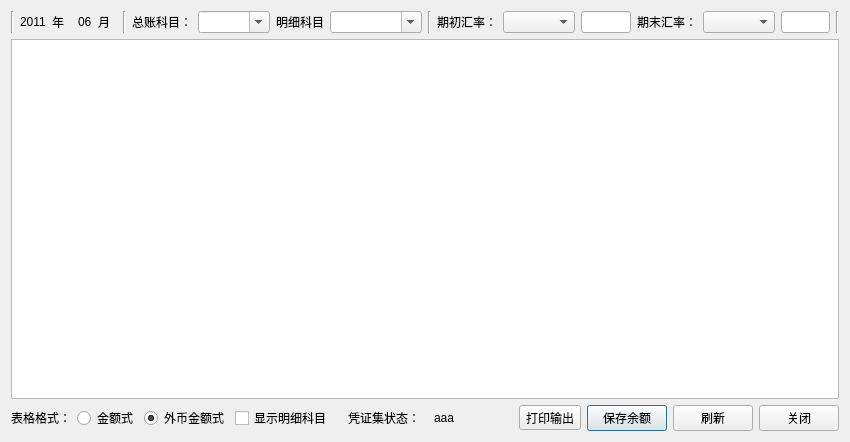
The window that forms/curstatdialog.ui (wangkungit5905/PzAssistant) describes before a commit, drawn with Qt 5.
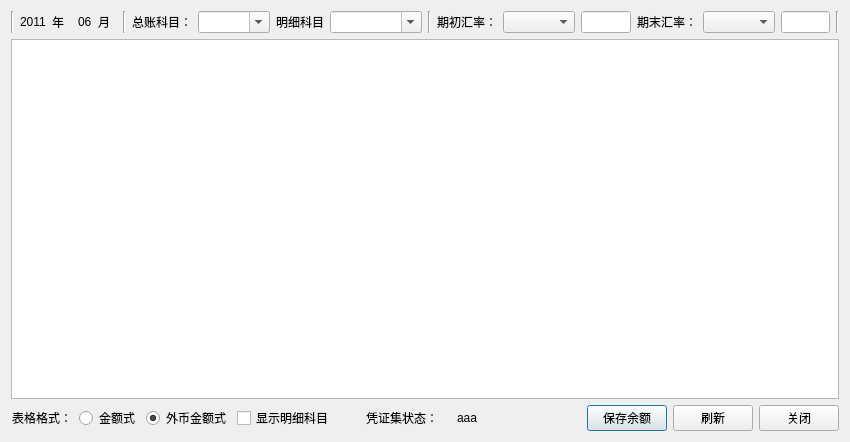
The same window after the commit. Custom widgets are drawn as their Qt base class.

Diff of the .ui file:
```diff
--- a/forms/curstatdialog.ui
+++ b/forms/curstatdialog.ui
@@ -175,7 +175,7 @@
     </widget>
    </item>
    <item>
-    <layout class="QHBoxLayout" name="horizontalLayout_6" stretch="2,1,1">
+    <layout class="QHBoxLayout" name="horizontalLayout_6" stretch="2,1,0,1">
      <item>
       <layout class="QHBoxLayout" name="horizontalLayout_5" stretch="1,1,1,2">
        <item>
@@ -236,17 +236,20 @@
       </layout>
      </item>
      <item>
-      <layout class="QHBoxLayout" name="horizontalLayout_4" stretch="1,0,0,0">
-       <item>
-        <widget class="QToolButton" name="btnPrt">
-         <property name="text">
-          <string>打印输出</string>
-         </property>
-         <property name="popupMode">
-          <enum>QToolButton::InstantPopup</enum>
-         </property>
-        </widget>
-       </item>
+      <spacer name="horizontalSpacer">
+       <property name="orientation">
+        <enum>Qt::Horizontal</enum>
+       </property>
+       <property name="sizeHint" stdset="0">
+        <size>
+         <width>40</width>
+         <height>20</height>
+        </size>
+       </property>
+      </spacer>
+     </item>
+     <item>
+      <layout class="QHBoxLayout" name="horizontalLayout_4" stretch="0,0,0">
        <item>
         <widget class="QPushButton" name="btnSave">
          <property name="text">
```
